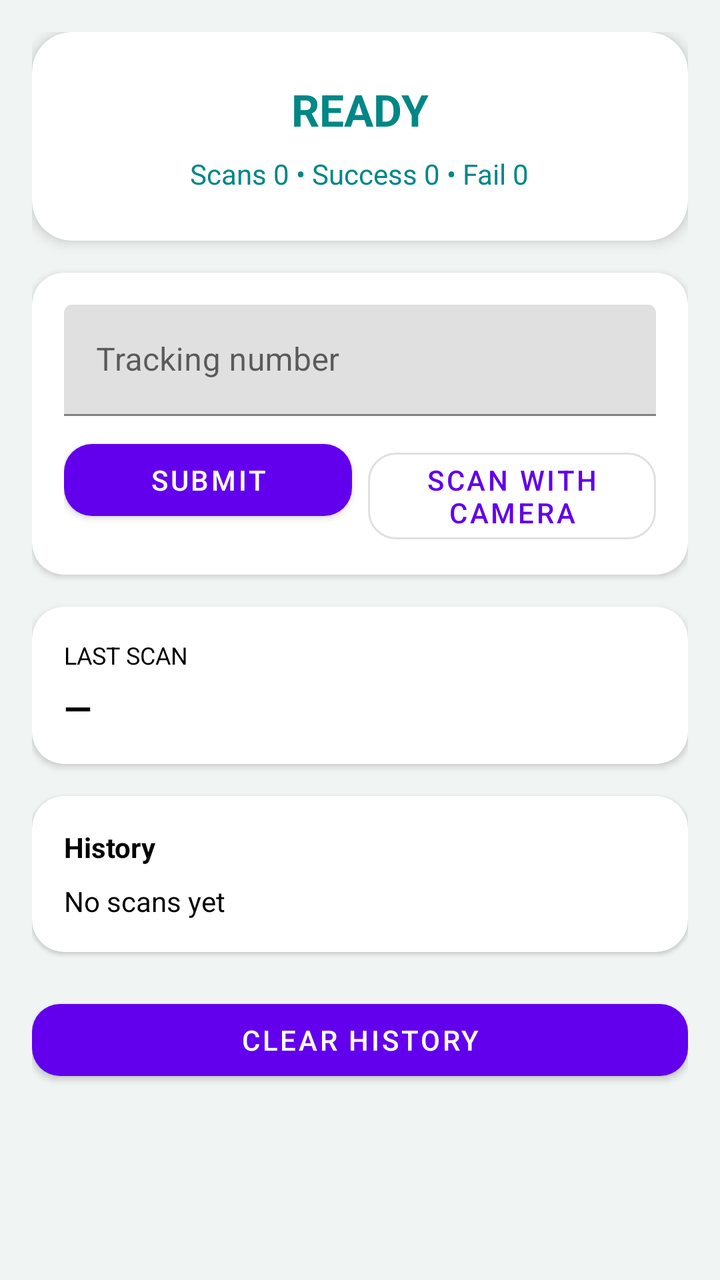
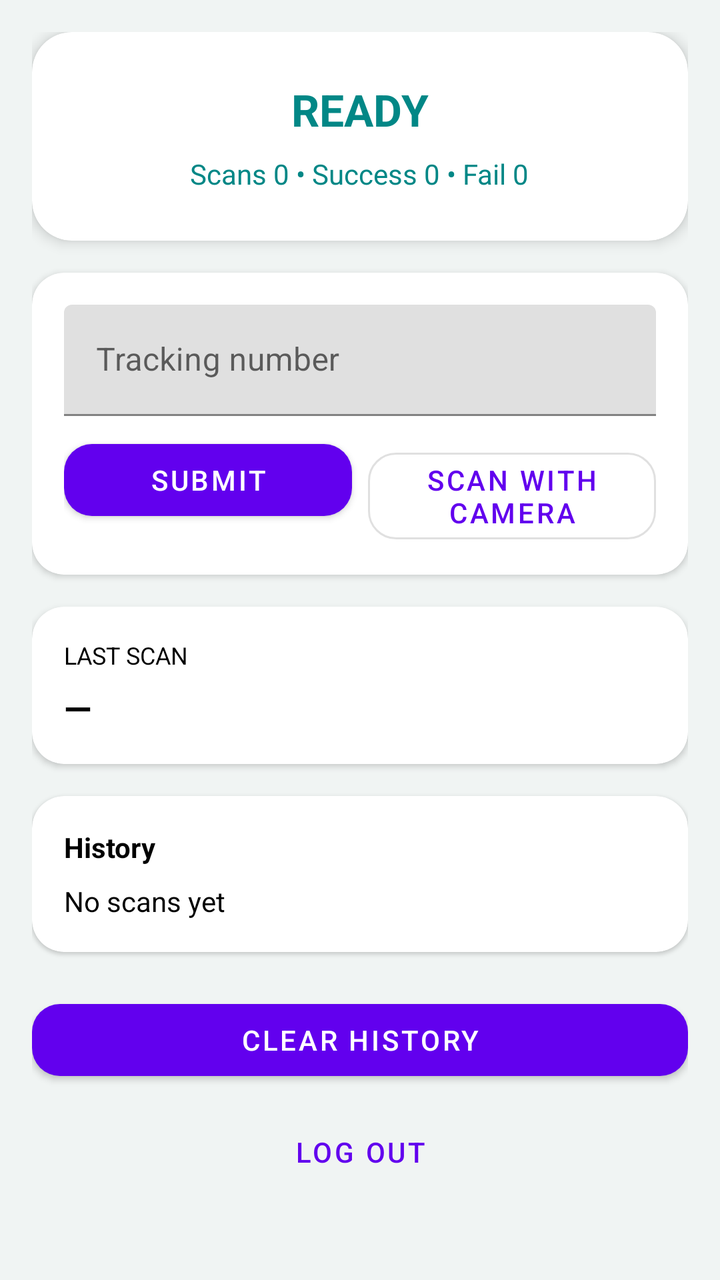

The first picture is an Android layout as it rendered before a commit; the second is the same layout after the commit. The layout source and the unified diff follow.
<!-- AndroidManifest.xml: application theme Theme.FireDatabase -->
<!-- res/layout/activity_scanner.xml -->
<?xml version="1.0" encoding="utf-8"?>

<androidx.core.widget.NestedScrollView
    xmlns:android="http://schemas.android.com/apk/res/android"
    xmlns:app="http://schemas.android.com/apk/res-auto"
    android:layout_width="match_parent"
    android:layout_height="match_parent"
    android:background="@color/background">

    <androidx.constraintlayout.widget.ConstraintLayout
        android:layout_width="match_parent"
        android:layout_height="wrap_content"
        android:padding="16dp">

        


        
        <com.google.android.material.card.MaterialCardView
            android:id="@+id/cardStatus"
            android:layout_width="0dp"
            android:layout_height="wrap_content"
            android:layout_marginTop="16dp"
            app:cardCornerRadius="20dp"
            app:cardElevation="4dp"

            app:layout_constraintStart_toStartOf="parent"
            app:layout_constraintEnd_toEndOf="parent">

            <LinearLayout
                android:layout_width="match_parent"
                android:layout_height="wrap_content"
                android:orientation="vertical"
                android:gravity="center"
                android:padding="24dp">

                <TextView
                    android:id="@+id/tvStatus"
                    android:layout_width="wrap_content"
                    android:layout_height="wrap_content"
                    android:text="READY"
                    android:textSize="22sp"
                    android:textStyle="bold"
                    android:textColor="@color/teal_700"/>

                <TextView
                    android:id="@+id/tvCounts"
                    android:layout_width="wrap_content"
                    android:layout_height="wrap_content"
                    android:text="Scans 0 • Success 0 • Fail 0"
                    android:textSize="14sp"
                    android:textColor="@color/teal_700"
                    android:layout_marginTop="8dp"/>

            </LinearLayout>
        </com.google.android.material.card.MaterialCardView>

        
        <com.google.android.material.card.MaterialCardView
            android:id="@+id/cardInput"
            android:layout_width="0dp"
            android:layout_height="wrap_content"
            android:layout_marginTop="16dp"
            app:cardCornerRadius="16dp"
            app:cardElevation="2dp"
            app:layout_constraintTop_toBottomOf="@id/cardStatus"
            app:layout_constraintStart_toStartOf="parent"
            app:layout_constraintEnd_toEndOf="parent">

            <LinearLayout
                android:layout_width="match_parent"
                android:layout_height="wrap_content"
                android:orientation="vertical"
                android:padding="16dp">

                <com.google.android.material.textfield.TextInputLayout
                    android:id="@+id/tilManual"
                    android:layout_width="match_parent"
                    android:layout_height="wrap_content"
                    android:hint="Tracking number">

                    <com.google.android.material.textfield.TextInputEditText
                        android:id="@+id/etManual"
                        android:layout_width="match_parent"
                        android:layout_height="wrap_content"
                        android:imeOptions="actionDone"
                        android:inputType="textNoSuggestions|textCapCharacters"
                        android:maxLines="1"/>
                </com.google.android.material.textfield.TextInputLayout>

                <LinearLayout
                    android:layout_width="match_parent"
                    android:layout_height="wrap_content"
                    android:layout_marginTop="8dp"
                    android:orientation="horizontal">

                    <com.google.android.material.button.MaterialButton
                        android:id="@+id/btnSubmitManual"
                        android:layout_width="0dp"
                        android:layout_height="wrap_content"
                        android:layout_weight="1"
                        android:layout_marginEnd="8dp"
                        android:text="Submit"
                        app:cornerRadius="14dp"/>

                    <com.google.android.material.button.MaterialButton
                        android:id="@+id/btnCameraScan"
                        style="@style/Widget.MaterialComponents.Button.OutlinedButton"
                        android:layout_width="0dp"
                        android:layout_height="wrap_content"
                        android:layout_weight="1"
                        android:text="Scan with camera"
                        app:cornerRadius="14dp"/>
                </LinearLayout>

            </LinearLayout>
        </com.google.android.material.card.MaterialCardView>

        
        <com.google.android.material.card.MaterialCardView
            android:id="@+id/cardLastScan"
            android:layout_width="0dp"
            android:layout_height="wrap_content"
            android:layout_marginTop="16dp"
            app:cardCornerRadius="16dp"
            app:cardElevation="2dp"
            app:layout_constraintTop_toBottomOf="@id/cardInput"
            app:layout_constraintStart_toStartOf="parent"
            app:layout_constraintEnd_toEndOf="parent">

            <LinearLayout
                android:layout_width="match_parent"
                android:layout_height="wrap_content"
                android:orientation="vertical"
                android:padding="16dp">

                <TextView
                    android:layout_width="wrap_content"
                    android:layout_height="wrap_content"
                    android:text="Last Scan"
                    android:textSize="12sp"
                    android:textAllCaps="true"
                    android:textColor="@color/black"/>

                <TextView
                    android:id="@+id/tvScanned"
                    android:layout_width="match_parent"
                    android:layout_height="wrap_content"
                    android:text="—"
                    android:textSize="18sp"
                    android:textStyle="bold"
                    android:textColor="@color/black"
                    android:layout_marginTop="6dp"/>

            </LinearLayout>
        </com.google.android.material.card.MaterialCardView>

        
        <com.google.android.material.card.MaterialCardView
            android:id="@+id/cardHistory"
            android:layout_width="0dp"
            android:layout_height="wrap_content"
            android:layout_marginTop="16dp"
            app:cardCornerRadius="16dp"
            app:cardElevation="1dp"
            app:layout_constraintTop_toBottomOf="@id/cardLastScan"
            app:layout_constraintStart_toStartOf="parent"
            app:layout_constraintEnd_toEndOf="parent">

            <LinearLayout
                android:layout_width="match_parent"
                android:layout_height="wrap_content"
                android:orientation="vertical"
                android:padding="16dp">

                <TextView
                    android:layout_width="wrap_content"
                    android:layout_height="wrap_content"
                    android:text="History"
                    android:textSize="14sp"
                    android:textStyle="bold"
                    android:textColor="@color/black"/>

                <TextView
                    android:id="@+id/tvHistory"
                    android:layout_width="match_parent"
                    android:layout_height="wrap_content"
                    android:text="No scans yet"
                    android:textSize="14sp"
                    android:textColor="@color/black"
                    android:layout_marginTop="8dp"/>

            </LinearLayout>
        </com.google.android.material.card.MaterialCardView>

        
        <com.google.android.material.button.MaterialButton
            android:id="@+id/btnClearHistory"
            android:layout_width="0dp"
            android:layout_height="wrap_content"
            android:text="Clear History"
            android:layout_marginTop="20dp"
            app:cornerRadius="14dp"
            app:layout_constraintTop_toBottomOf="@id/cardHistory"
            app:layout_constraintStart_toStartOf="parent"
            app:layout_constraintEnd_toEndOf="parent"/>

    </androidx.constraintlayout.widget.ConstraintLayout>
</androidx.core.widget.NestedScrollView>
<!-- resources referenced by this layout -->
<resources>
  <color name="background">#F0F4F3</color>
  <color name="black">#FF000000</color>
  <color name="teal_700">#FF018786</color>
  <style name="Theme.FireDatabase" parent="Theme.MaterialComponents.DayNight.NoActionBar">
          
          <item name="colorPrimary">@color/purple_500</item>
          <item name="colorPrimaryVariant">@color/purple_700</item>
          <item name="colorOnPrimary">@color/white</item>
          
          <item name="colorSecondary">@color/teal_200</item>
          <item name="colorSecondaryVariant">@color/teal_700</item>
          <item name="colorOnSecondary">@color/black</item>
          
          <item name="android:statusBarColor" tools:targetApi="l">?attr/colorPrimaryVariant</item>
          
      </style>
  <color name="purple_500">#FF6200EE</color>
  <color name="purple_700">#FF3700B3</color>
  <color name="white">#FFFFFFFF</color>
  <color name="teal_200">#FF03DAC5</color>
</resources>

<!-- the commit's change to res/layout/activity_scanner.xml (unified diff, before → after) -->
@@ -205,5 +205,16 @@
             app:layout_constraintStart_toStartOf="parent"
             app:layout_constraintEnd_toEndOf="parent"/>
 
+        <com.google.android.material.button.MaterialButton
+            android:id="@+id/btnLogout"
+            style="@style/Widget.MaterialComponents.Button.TextButton"
+            android:layout_width="0dp"
+            android:layout_height="wrap_content"
+            android:text="Log out"
+            android:layout_marginTop="8dp"
+            app:layout_constraintTop_toBottomOf="@id/btnClearHistory"
+            app:layout_constraintStart_toStartOf="parent"
+            app:layout_constraintEnd_toEndOf="parent"/>
+
     </androidx.constraintlayout.widget.ConstraintLayout>
 </androidx.core.widget.NestedScrollView>
